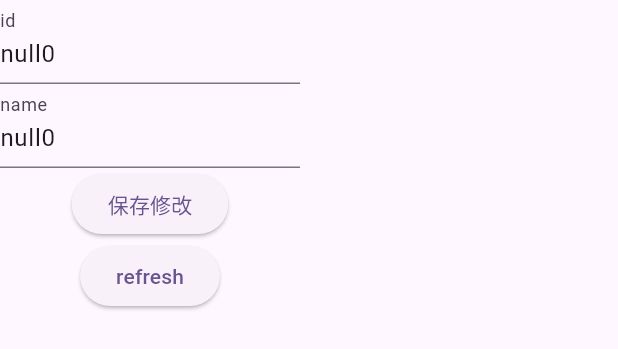
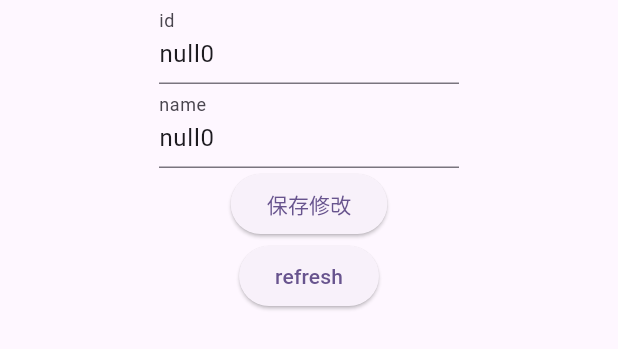
Before and after one commit to 1wpc/-moxin, a Flutter app: the User widget shown alone on an empty page, opened directly, on a phone screen of 412 x 824 dp. Shown: the top 349 px of the screen. Run offline on Flutter 3.47's test engine with Material 3 defaults, Android fonts, the phone set to English and light mode, and no system bars; our stand-ins replace flutter_chat_types, flutter_chat_ui, flutter_easyloading, flutter_local_notifications, get, permission_handler and 2 more; missing offline and left inert: flutter_foreground_task; accounts and stored records are empty; statements that could not run were skipped.

Commit message:
修复了用户和联系人页面的一些问题，并优化了消息存储。

```diff
--- a/lib/user.dart
+++ b/lib/user.dart
@@ -13,7 +13,8 @@ class User extends StatelessWidget{
     TextEditingController ctl_id = TextEditingController(text: c.user.id);
     TextEditingController ctl_name = TextEditingController(text: c.user.firstName);
 
-    return Column(
+    return Center(
+      child: Column(
         children: [
           SizedBox(
             width: 200,
@@ -48,6 +49,7 @@ class User extends StatelessWidget{
               child: Text("refresh")
           )
         ],
+      ),
     );
   }
 }
```
Also changed, not shown: lib/Loading.dart (+7 -1 lines), lib/contacts.dart (+9 -3 lines). Lines whose indentation alone changed are shown as unchanged.
